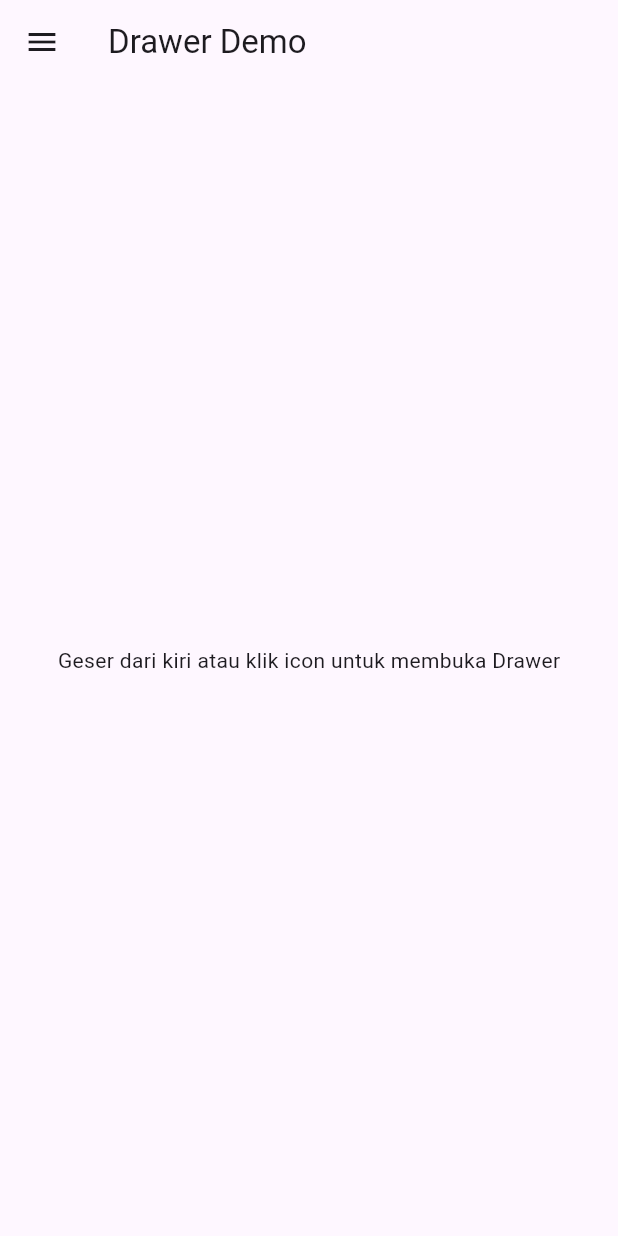
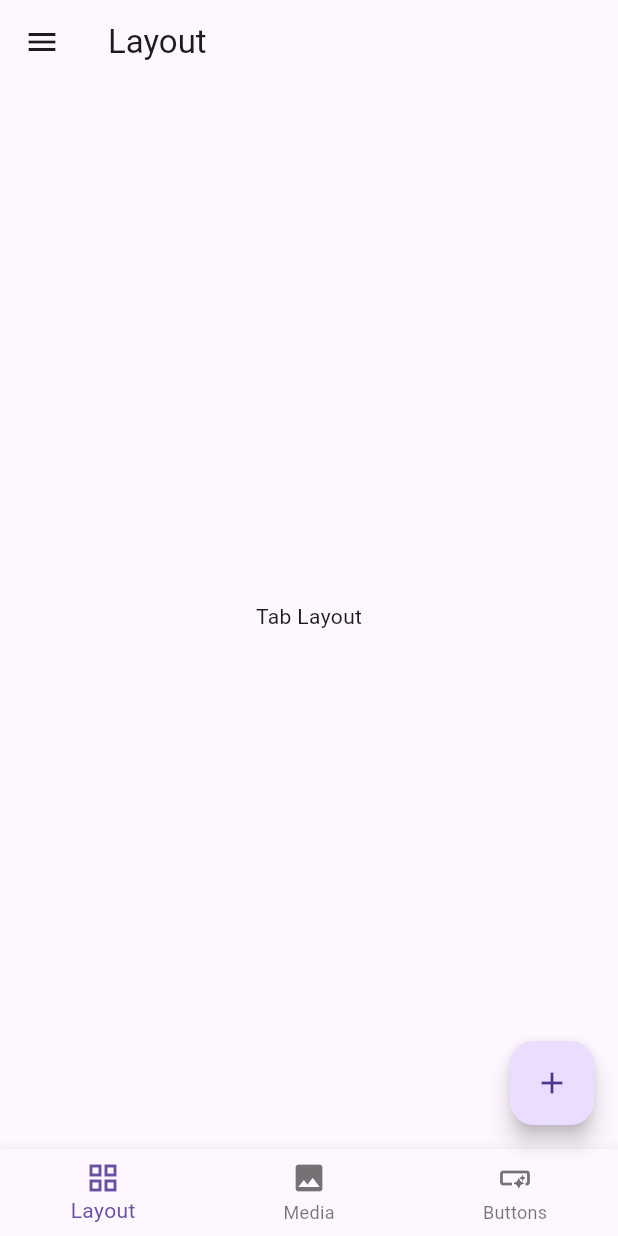
Before and after one commit to MiniMaliZ/MobileSemester5, a Flutter app: the screen it shows after launch, on a phone screen of 412 x 824 dp. Run offline on Flutter 3.47's test engine with Material 3 defaults, Android fonts, the phone set to English and light mode, and no system bars; our stand-ins replace google_fonts.

Commit message:
Bottom Navigator Bar

```diff
--- a/Pertemuan6/pertemuan6praktek/lib/main.dart
+++ b/Pertemuan6/pertemuan6praktek/lib/main.dart
@@ -9,40 +9,60 @@ class MateriWidgetApp extends StatelessWidget {
     return const MaterialApp(
       title: 'Latihan Materi Widget',
       debugShowCheckedModeBanner: false,
-      home: DrawerDemo(),
+      home: DemoHome(),
     );
   }
 }
 
-class DrawerDemo extends StatelessWidget {
-  const DrawerDemo({super.key});
+class DemoHome extends StatefulWidget {
+  const DemoHome({super.key});
+  @override
+  State<DemoHome> createState() => _DemoHomeState();
+}
+
+class _DemoHomeState extends State<DemoHome> {
+  int _index = 0;
+  final _pages = const [
+    Center(child: Text('Tab Layout')),
+    Center(child: Text('Tab Media')),
+    Center(child: Text('Tab Buttons')),
+  ];
+  final _titles = const [
+    'Layout',
+    'Media',
+    'Buttons',
+  ];
+
   @override
   Widget build(BuildContext context) {
     return Scaffold(
-      appBar: AppBar(title: const Text('Drawer Demo')),
+      appBar: AppBar(title: Text(_titles[_index])),
       drawer: Drawer(
         child: ListView(
           padding: EdgeInsets.zero,
-          children: [
-            const UserAccountsDrawerHeader(
+          children: const [
+            UserAccountsDrawerHeader(
               accountName: Text('Menu Latihan'),
               accountEmail: Text('Materi Widget Dasar'),
               currentAccountPicture: CircleAvatar(child: Icon(Icons.school)),
             ),
-            ListTile(
-              leading: const Icon(Icons.home),
-              title: const Text('Beranda'),
-              onTap: () => Navigator.pop(context),
-            ),
-            ListTile(
-              leading: const Icon(Icons.settings),
-              title: const Text('Pengaturan'),
-              onTap: () => Navigator.pop(context),
-            ),
           ],
         ),
       ),
-      body: const Center(child: Text('Geser dari kiri atau klik icon untuk membuka Drawer')),
+      body: _pages[_index],
+      floatingActionButton: FloatingActionButton(
+        onPressed: () {},
+        child: const Icon(Icons.add),
+      ),
+      bottomNavigationBar: BottomNavigationBar(
+        currentIndex: _index,
+        onTap: (i) => setState(() => _index = i),
+        items: const [
+          BottomNavigationBarItem(icon: Icon(Icons.grid_view), label: 'Layout'),
+          BottomNavigationBarItem(icon: Icon(Icons.image), label: 'Media'),
+          BottomNavigationBarItem(icon: Icon(Icons.smart_button), label: 'Buttons'),
+        ],
+      ),
     );
   }
 }
```
